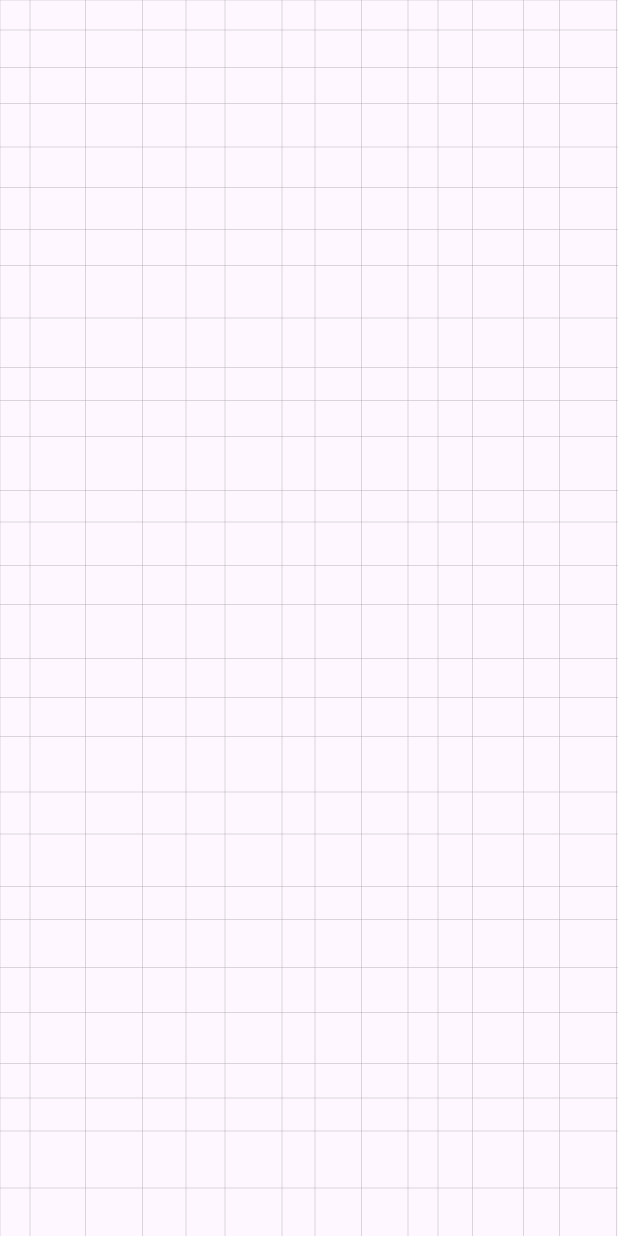
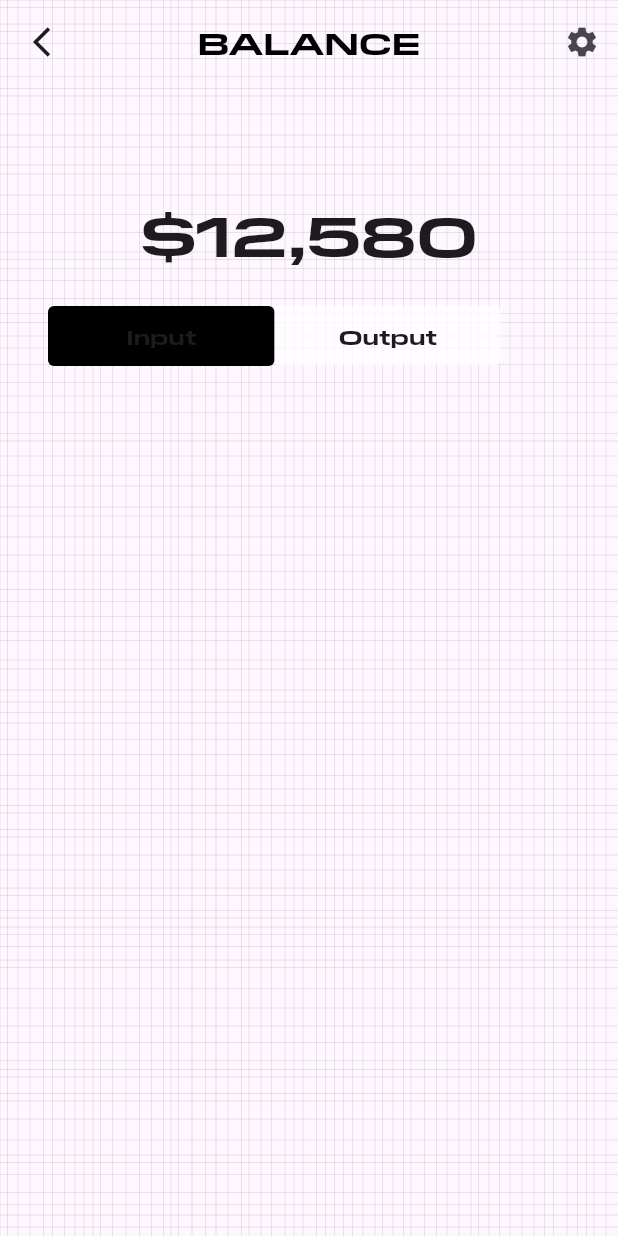
Before and after one commit to johnnybeatzxxd/Flutter-Keno-Android-App, a Flutter app: the screen it shows after launch, on a phone screen of 412 x 824 dp. Run offline on Flutter 3.47's test engine with Material 3 defaults, Android fonts, the phone set to English and light mode, and no system bars.

Commit message:
added app bar and few components

```diff
--- a/lib/main.dart
+++ b/lib/main.dart
@@ -9,6 +9,7 @@ class MyApp extends StatelessWidget {
   @override
   Widget build(BuildContext context) {
     return MaterialApp(
+      debugShowCheckedModeBanner: false,
       home: Scaffold(
         body: Stack(
           children: [
@@ -21,13 +22,35 @@ class MyApp extends StatelessWidget {
                 AppBar(
                   backgroundColor: Colors.transparent,
                   elevation: 0,
-                  //App bar content
+                  title: const Text('BALANCE', style: TextStyle(color: Colors.black,fontFamily: "PilatExtended",fontSize: 20)),
+                  centerTitle: true,
+                  leading: IconButton(icon: const Icon(Icons.arrow_back_ios_sharp),onPressed: (){},),
+                  actions: [IconButton(onPressed: (){}, icon: const Icon(Icons.settings))],
                 ),
-                Expanded(
-                  child: Container(
-                    //Body content
+                 Container(
+                    padding: const EdgeInsets.fromLTRB(0,72,0,23),
+                    child: const Column(
+                      children: [
+                        Text('\$12,580', style: TextStyle(fontSize: 37, fontWeight: FontWeight.bold,fontFamily: "PilatExtended")),
+                      ],
+                    ),
                   ),
-                ),
+                 Padding(padding: const EdgeInsets.fromLTRB(32, 0, 32, 27),
+                  child:Row(
+                    crossAxisAlignment: CrossAxisAlignment.start,
+                    mainAxisAlignment: MainAxisAlignment.start,
+                    children: [Container(
+                      width: 151,
+                      height: 40,
+                      decoration: BoxDecoration(borderRadius: BorderRadius.circular(4),color: Colors.black,),
+                    child: const Center(child: Text("Input",style:TextStyle(fontWeight: FontWeight.bold,fontFamily: "PilatExtended"))),
+                    ),Container(
+                      width: 151,
+                      height: 40,
+                      decoration: BoxDecoration(borderRadius: BorderRadius.circular(4),color: Colors.white70,),
+                    child: const Center(child:Text("Output",style:TextStyle(fontWeight: FontWeight.bold,fontFamily: "PilatExtended"))),
+                    ),],
+                ))
               ],
             ),
           ],
@@ -43,14 +66,14 @@ class LinePainter extends CustomPainter {
   @override
   void paint(Canvas canvas, Size size) {
     final paint = Paint()
-      ..color = Colors.grey.withOpacity(0.5)
+      ..color = const Color.fromARGB(31, 0, 0, 0)
       ..strokeWidth = 0.5;
 
-    for (var i = 0; i < size.width; i += 20 + random.nextInt(20)) {
+    for (var i = 0; i < size.width; i += 5 + random.nextInt(5)) {
       canvas.drawLine(Offset(i.toDouble(), 0), Offset(i.toDouble(), size.height), paint);
     }
 
-    for (var i = 0; i < size.height; i += 20 + random.nextInt(20)) {
+    for (var i = 0; i < size.height; i += 5 + random.nextInt(10)) {
       canvas.drawLine(Offset(0, i.toDouble()), Offset(size.width, i.toDouble()), paint);
     }
   }
```
